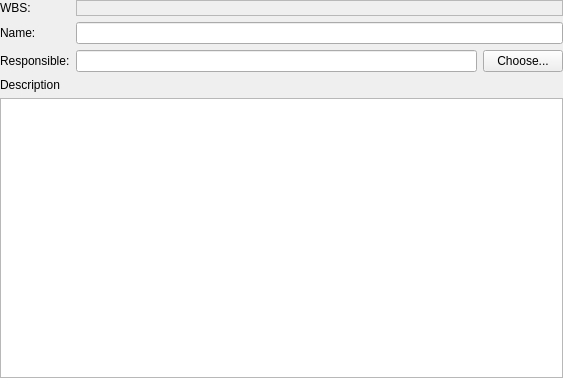
This is kplato/libs/ui/kptsummarytaskgeneralpanelbase.ui in KDE/calligra as Qt 5 draws it before an edit. The edited form follows.
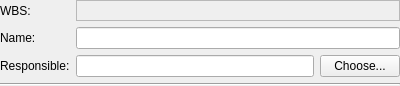
This is the edited form. Custom widgets are drawn as their Qt base class.

Commit message: Mainly ui: i18n strings, remove icons from view selector, tab oreders, buddies, make description rich text editable.

The edit to the form file:
```diff
--- a/kplato/libs/ui/kptsummarytaskgeneralpanelbase.ui
+++ b/kplato/libs/ui/kptsummarytaskgeneralpanelbase.ui
@@ -7,8 +7,8 @@
    <rect>
     <x>0</x>
     <y>0</y>
-    <width>563</width>
-    <height>378</height>
+    <width>400</width>
+    <height>86</height>
    </rect>
   </property>
   <property name="minimumSize">
@@ -140,30 +140,9 @@
     </layout>
    </item>
    <item>
-    <widget class="QLabel" name="descriptionlabell6">
-     <property name="sizePolicy">
-      <sizepolicy hsizetype="Fixed" vsizetype="Preferred">
-       <horstretch>0</horstretch>
-       <verstretch>0</verstretch>
-      </sizepolicy>
-     </property>
-     <property name="text">
-      <string>Description</string>
-     </property>
-     <property name="wordWrap">
-      <bool>false</bool>
-     </property>
-     <property name="buddy">
-      <cstring>descriptionfield</cstring>
-     </property>
-    </widget>
-   </item>
-   <item>
-    <widget class="KTextEdit" name="descriptionfield">
-     <property name="whatsThis">
-      <string>A description of the summary task.
-
-Here you can enter any additional text you want to be stored with the task. This can for example be a short summary of the task or various notes.</string>
+    <widget class="Line" name="line">
+     <property name="orientation">
+      <enum>Qt::Horizontal</enum>
      </property>
     </widget>
    </item>
@@ -177,12 +156,6 @@
    <header>klineedit.h</header>
    <container>1</container>
   </customwidget>
-  <customwidget>
-   <class>KTextEdit</class>
-   <extends>QTextEdit</extends>
-   <header>ktextedit.h</header>
-   <container>1</container>
-  </customwidget>
  </customwidgets>
  <tabstops>
   <tabstop>namefield</tabstop>
```
Left out of the diff: 33 changed lines with no effect on the pictures. The commit also changes 21 other files.
